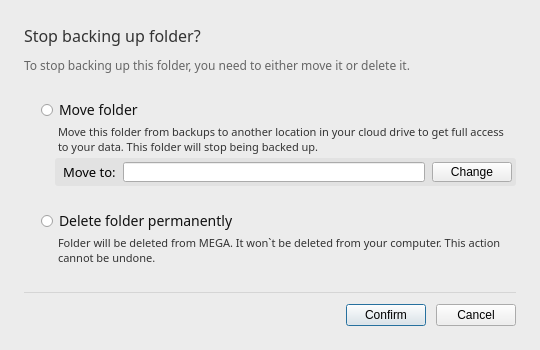
Before: the Qt Designer form src/MEGASync/gui/linux/RemoveBackupDialog.ui in meganz/MEGAsync, drawn with Qt 5.
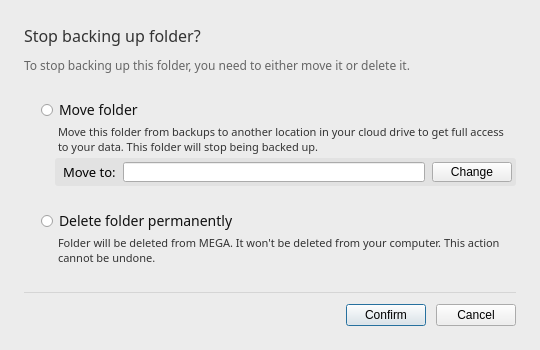
After: the same form once the commit is applied.

Patch:
```diff
--- a/src/MEGASync/gui/linux/RemoveBackupDialog.ui
+++ b/src/MEGASync/gui/linux/RemoveBackupDialog.ui
@@ -283,7 +283,7 @@
 }</string>
        </property>
        <property name="text">
-        <string>Folder will be deleted from MEGA. It won`t be deleted from your computer. This action cannot be undone.</string>
+        <string>Folder will be deleted from MEGA. It won't be deleted from your computer. This action cannot be undone.</string>
        </property>
        <property name="wordWrap">
         <bool>true</bool>
```
